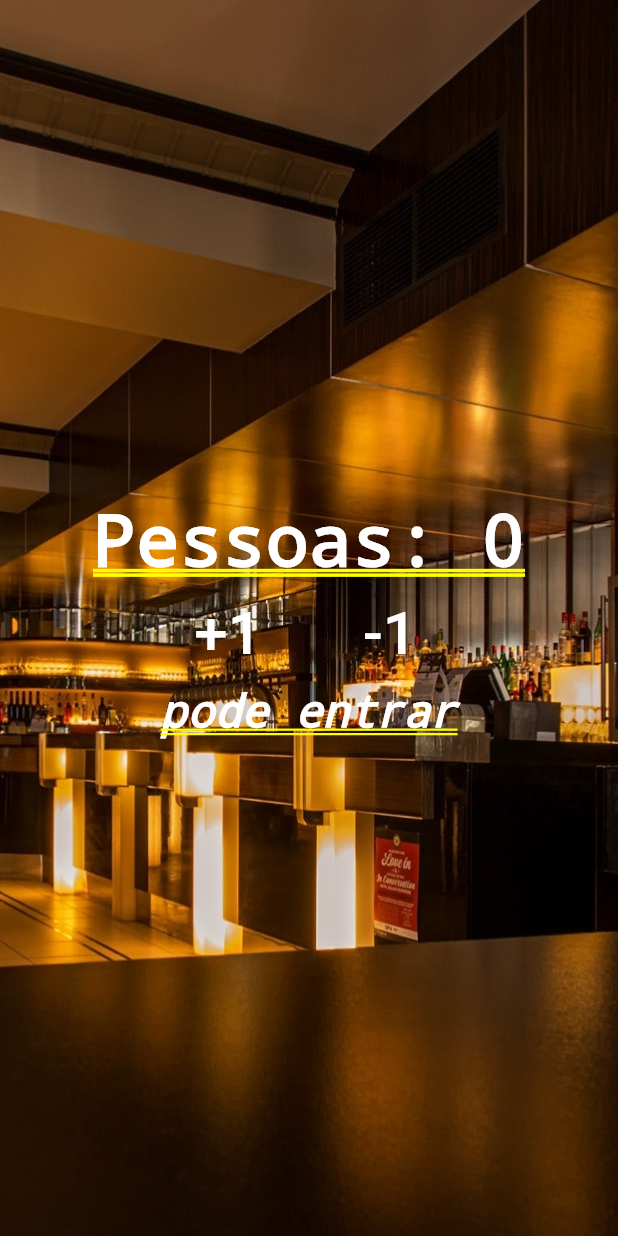
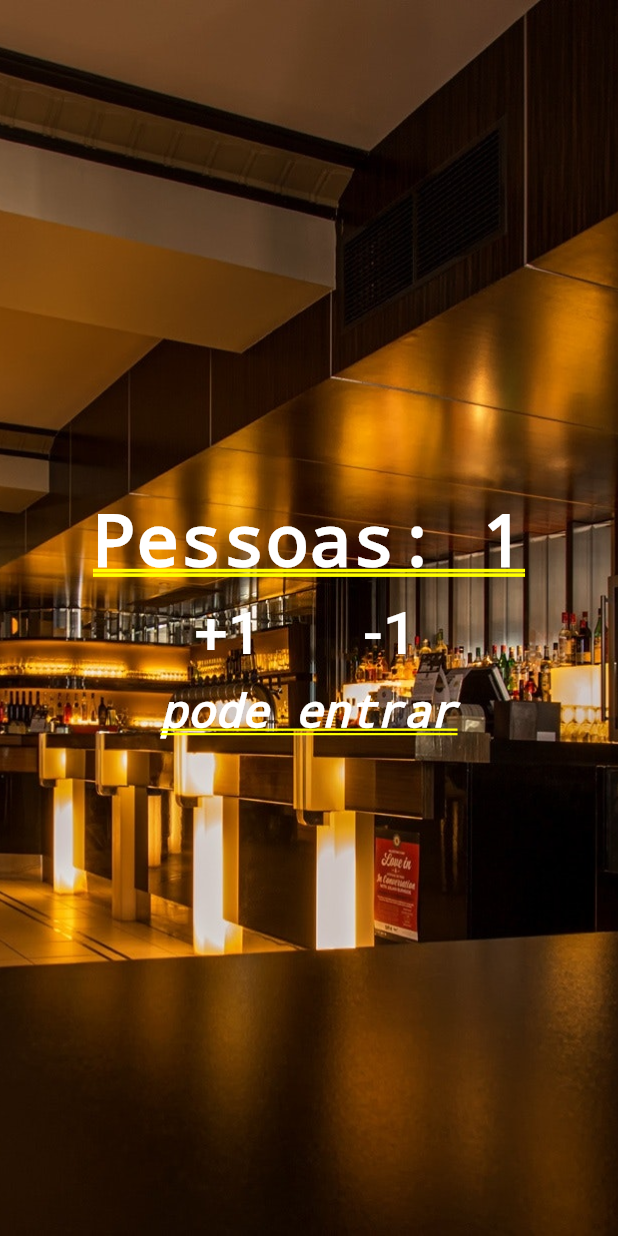
Before and after one commit to karinesobrinho/Contador, a Flutter app: the screen it shows after launch, after a tap on "+1", on a phone screen of 412 x 824 dp. Run offline on Flutter 3.47's test engine with Material 2 defaults, Android fonts, the phone set to English and light mode, and no system bars.

```diff
--- a/lib/main.dart
+++ b/lib/main.dart
@@ -1,44 +1,68 @@
 import 'package:flutter/material.dart';
 
 void main() {
-  runApp(MaterialApp(
-      title: 'Contador',
-      home: Stack(
+  runApp(MaterialApp(title: 'Contador', home: Home()));
+}
+
+class Home extends StatefulWidget {
+  @override
+  _HomeState createState() => _HomeState();
+}
+
+class _HomeState extends State<Home> {
+  int _people = 0;
+
+  void _changePeople(int delta) {
+    setState(() {
+      _people += delta;
+    });
+  }
+
+  @override
+  Widget build(BuildContext context) {
+    return Stack(
       children: <Widget>[
-          Image.asset('images/restaurant.jpg',
+        Image.asset(
+          'images/restaurant.jpg',
           fit: BoxFit.cover,
           height: 1000.0,
         ),
         Column(
-            mainAxisAlignment: MainAxisAlignment.center, //alinhamento da coluna (vertical)
+          mainAxisAlignment:
+              MainAxisAlignment.center, //alinhamento da coluna (vertical)
           children: <Widget>[
             Text(
-                'Pessoas: 0',
-                style: TextStyle(
-                  color: Colors.white,
-                  fontWeight: FontWeight.bold),
+              'Pessoas: $_people',
+              style:
+                  TextStyle(color: Colors.white, fontWeight: FontWeight.bold),
             ),
             Row(
               mainAxisAlignment: MainAxisAlignment.center,
               children: <Widget>[
-                  Padding(padding: EdgeInsets.all(10.0),
-                  child:
-                    FlatButton(
-                      child:
-                        Text('+1',
-                        style: TextStyle(color: Colors.white, fontSize: 40.0),),
-                        onPressed: () {},
-                        )
-                  ,),
-                  Padding(padding: EdgeInsets.all(10.0),
-                  child:
-                    FlatButton(
-                      child:
-                        Text('-1',
-                        style: TextStyle(color: Colors.white, fontSize: 40.0),),
-                        onPressed: () {}
-                        ,)
-                  ,),
+                Padding(
+                  padding: EdgeInsets.all(10.0),
+                  child: FlatButton(
+                    child: Text(
+                      '+1',
+                      style: TextStyle(color: Colors.white, fontSize: 40.0),
+                    ),
+                    onPressed: () {
+                      _changePeople(1);
+                    },
+                  ),
+                ),
+                Padding(
+                  padding: EdgeInsets.all(10.0),
+                  child: FlatButton(
+                    child: Text(
+                      '-1',
+                      style: TextStyle(color: Colors.white, fontSize: 40.0),
+                    ),
+                    onPressed: () {
+                      _changePeople(-1);
+                    },
+                  ),
+                ),
               ],
             ),
             Text(
@@ -50,6 +74,7 @@ void main() {
             )
           ],
         )
-        ],)
-      ));
+      ],
+    );
   }
+}
```
Lines whose indentation alone changed are shown as unchanged.
